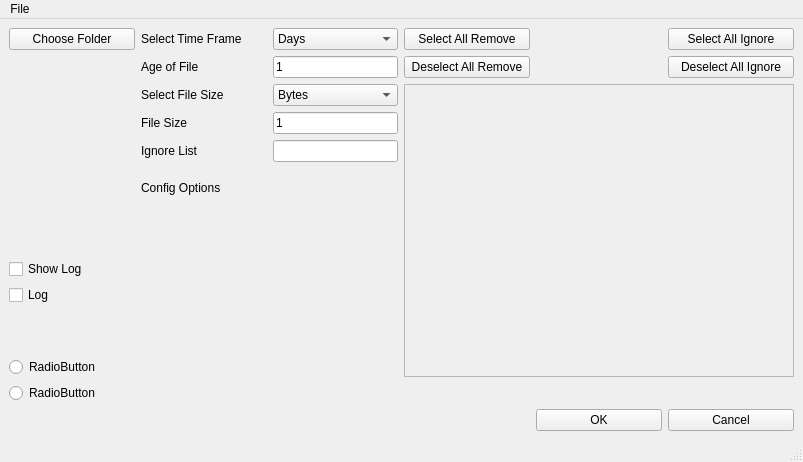
Above: GUI_2.0/main_window.ui from PeterRyder/HackRU before the change. Below: the same form after it.
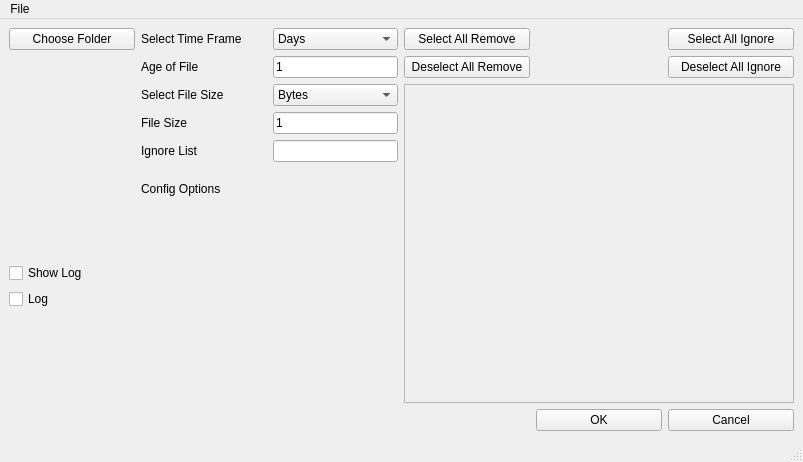
That is the form after the change.

The edit to the form file:
```diff
--- a/GUI_2.0/main_window.ui
+++ b/GUI_2.0/main_window.ui
@@ -210,7 +210,7 @@
          <x>0</x>
          <y>0</y>
          <width>383</width>
-         <height>291</height>
+         <height>314</height>
         </rect>
        </property>
        <layout class="QGridLayout" name="gridLayout"/>
@@ -252,26 +252,6 @@
       </property>
      </widget>
     </item>
-    <item row="10" column="0">
-     <widget class="QRadioButton" name="radioButton">
-      <property name="text">
-       <string>RadioButton</string>
-      </property>
-      <attribute name="buttonGroup">
-       <string notr="true">radioButtons</string>
-      </attribute>
-     </widget>
-    </item>
-    <item row="11" column="0">
-     <widget class="QRadioButton" name="radioButton_2">
-      <property name="text">
-       <string>RadioButton</string>
-      </property>
-      <attribute name="buttonGroup">
-       <string notr="true">radioButtons</string>
-      </attribute>
-     </widget>
-    </item>
    </layout>
   </widget>
   <widget class="QMenuBar" name="menubar">
```
Left out of the diff: 71 changed lines with no effect on the pictures.
